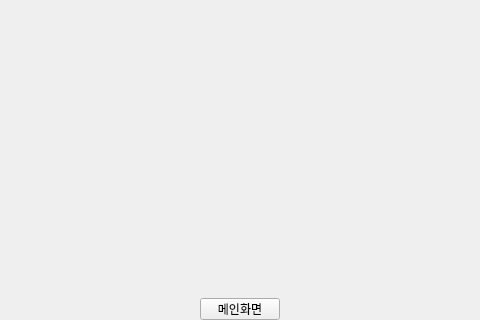
Qt form ui/main_window.ui (Glen-Lee-glitch/new_viewer) before a commit; both pictures show x 225 to 705 and y 480 to 800 of the 800 by 800 pixel window.
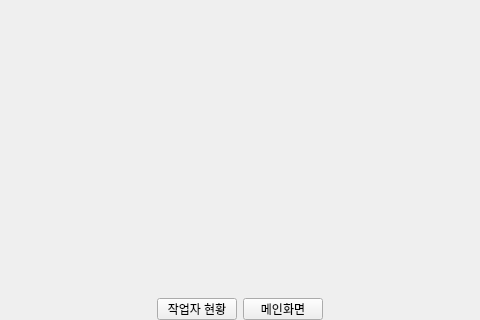
The same form after that commit.

Commit message:
feat: 관리자 전용 작업자 현황 버튼 접근 제어
특정 작업자(['이경구', '이호형', '백주현'])만 작업자 현황 버튼에 접근할 수 있도록 가시성 제어 로직 구현

Patch:
```diff
--- a/ui/main_window.ui
+++ b/ui/main_window.ui
@@ -109,6 +109,13 @@
        </property>
       </spacer>
      </item>
+     <item>
+      <widget class="QPushButton" name="pushButton_worker_progress">
+       <property name="text">
+        <string>작업자 현황</string>
+       </property>
+      </widget>
+     </item>
      <item>
       <widget class="QPushButton" name="ui_push_button_reset">
        <property name="text">
```
The commit also changes 1 other file.
